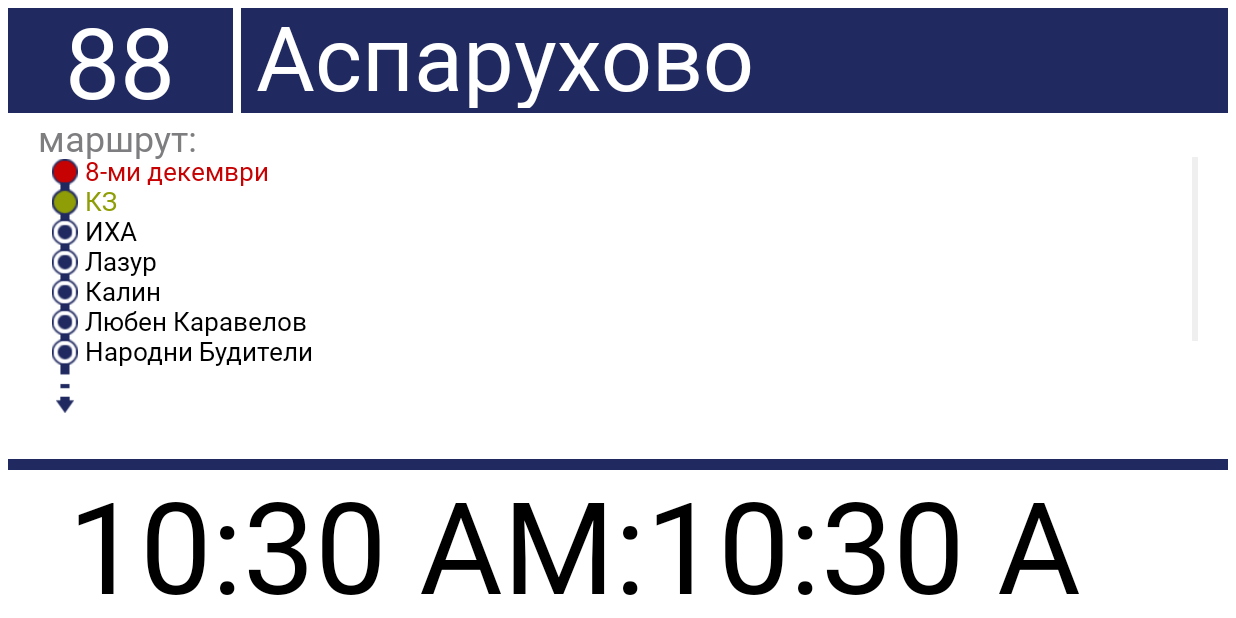
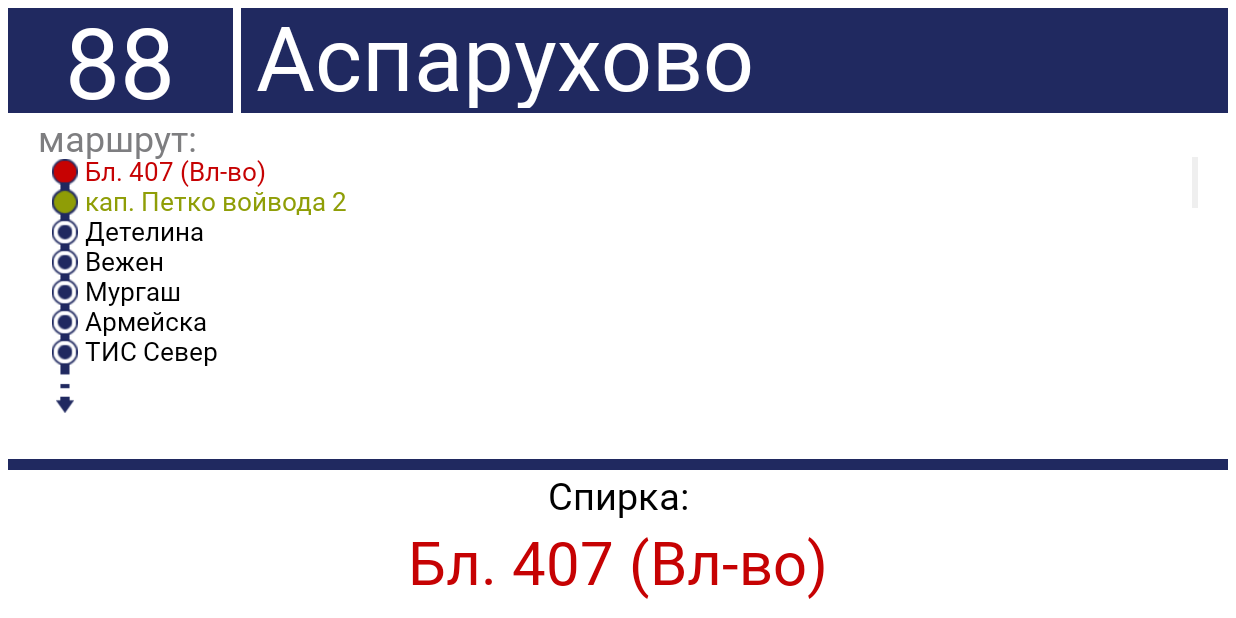
Before and after one commit to kpuc00/T-Navi, an Android app: the RouteActivity screen opened directly, with no data from a screen before it, on a phone screen of 824 x 412 dp (held sideways). Run offline under Robolectric (Android 15) with nearby library versions, the phone set to English and light mode, and no system bars.

Commit message:
route layout implementation WIP

```diff
--- /dev/null
+++ b/app/src/main/java/dev/kstrahilov/tnavi/Direction.kt
@@ -0,0 +1,7 @@
+package dev.kstrahilov.tnavi
+
+class Direction(var title: String, var route: ArrayList<Stop>) {
+    override fun toString(): String {
+        return title
+    }
+}
--- /dev/null
+++ b/app/src/main/java/dev/kstrahilov/tnavi/Line.kt
@@ -0,0 +1,7 @@
+package dev.kstrahilov.tnavi
+
+class Line(var number: String, var directions: ArrayList<Direction>) {
+    override fun toString(): String {
+        return number
+    }
+}
--- a/app/src/main/java/dev/kstrahilov/tnavi/RouteActivity.kt
+++ b/app/src/main/java/dev/kstrahilov/tnavi/RouteActivity.kt
@@ -3,6 +3,7 @@ package dev.kstrahilov.tnavi
 import android.os.Bundle
 import android.view.animation.AlphaAnimation
 import android.view.animation.Animation
+import android.widget.LinearLayout
 import android.widget.ListView
 import android.widget.TextView
 import androidx.appcompat.app.AppCompatActivity
@@ -14,10 +15,13 @@ class RouteActivity : AppCompatActivity() {
     private lateinit var tvLine: TextView
     private lateinit var tvDirection: TextView
     private lateinit var tvTimeColon: TextView
-    private var lvRoute: ListView? = null
-    private var stopListAdapter: StopListAdapter? = null
-    private var route: ArrayList<Stop>? = null
-
+    private lateinit var lvRoute: ListView
+    private lateinit var line: Line
+    private lateinit var route: ArrayList<Stop>
+    private lateinit var stopListAdapter: StopListAdapter
+    private lateinit var rowDateTime: LinearLayout
+    private lateinit var tvNextStopInfoRow: TextView
+    private lateinit var tvStopTitle: TextView
 
     override fun onCreate(savedInstanceState: Bundle?) {
         super.onCreate(savedInstanceState)
@@ -25,41 +29,95 @@ class RouteActivity : AppCompatActivity() {
         hideSystemBars()
         supportActionBar?.hide()
 
+        line = setData()
+
         tvLine = findViewById(R.id.tv_line)
         tvDirection = findViewById(R.id.tv_direction)
         tvTimeColon = findViewById(R.id.time_colon)
         lvRoute = findViewById(R.id.lv_route)
+        rowDateTime = findViewById(R.id.row_datetime)
+        tvNextStopInfoRow = findViewById(R.id.tv_next_stop_info_row)
+        tvStopTitle = findViewById(R.id.tv_stop_title)
 
-        route = ArrayList()
-        route = setDataRoute()
+        route = line.directions[0].route
         stopListAdapter = StopListAdapter(
-            applicationContext, route!!
+            applicationContext, route
         )
-        lvRoute?.adapter = stopListAdapter
+        lvRoute.adapter = stopListAdapter
 
+        tvLine.text = line.toString()
         tvLine.isSelected = true
+
+        tvDirection.text = line.directions[0].toString()
         tvDirection.isSelected = true
 
-        val anim: Animation = AlphaAnimation(0.0f, 1.0f)
-        anim.duration = 1
-        anim.startOffset = 1000
-        anim.repeatMode = Animation.REVERSE
-        anim.repeatCount = Animation.INFINITE
-        tvTimeColon.startAnimation(anim)
+        if (route.size > 0) {
+            val stop = route[0]
+            tvStopTitle.text = stop.toString()
+            tvStopTitle.isSelected = true
+            if (stop.isCurrent) {
+                tvNextStopInfoRow.text = tvNextStopInfoRow.context.getText(R.string.stop_)
+                tvStopTitle.setTextColor(tvStopTitle.context.getColor(R.color.red))
+            } else {
+                tvNextStopInfoRow.text = tvNextStopInfoRow.context.getText(R.string.next_stop_)
+                tvStopTitle.setTextColor(tvStopTitle.context.getColor(R.color.green))
+            }
+        } else {
+            tvStopTitle.text = ""
+        }
+
+        val clockAnim: Animation = AlphaAnimation(0.0f, 1.0f)
+        clockAnim.duration = 1
+        clockAnim.startOffset = 1000
+        clockAnim.repeatMode = Animation.REVERSE
+        clockAnim.repeatCount = Animation.INFINITE
+        tvTimeColon.startAnimation(clockAnim)
+
+        val rowDateTimeAnim: Animation = AlphaAnimation(0.0f, 1.0f)
+        rowDateTimeAnim.duration = 1
+        rowDateTimeAnim.startOffset = 5000
+        rowDateTimeAnim.repeatMode = Animation.REVERSE
+        rowDateTimeAnim.repeatCount = Animation.INFINITE
+        rowDateTime.startAnimation(rowDateTimeAnim)
+
     }
 
-    private fun setDataRoute(): ArrayList<Stop> {
+    private fun setData(): Line {
         val route: ArrayList<Stop> = ArrayList()
-        route.add(Stop("8-ми декември", true, false))
-        route.add(Stop("КЗ", false, true))
-        route.add(Stop("ИХА", false, false))
-        route.add(Stop("Лазур", false, false))
-        route.add(Stop("Калин", false, false))
-        route.add(Stop("Любен Каравелов", false, false))
-        route.add(Stop("Народни Будители", false, false))
-        route.add(Stop("Обръщач тролеи", false, false))
+        route.add(Stop("Бл. 407 (Вл-во)", true, false, null, null))
+        route.add(Stop("кап. Петко войвода 2", false, true, null, null))
+        route.add(Stop("Детелина", false, false, null, null))
+        route.add(Stop("Вежен", false, false, null, null))
+        route.add(Stop("Мургаш", false, false, null, null))
+        route.add(Stop("Армейска", false, false, null, null))
+        route.add(Stop("ТИС Север", false, false, null, null))
+        route.add(Stop("Осъм", false, false, null, null))
+        route.add(Stop("3-ти март", false, false, null, null))
+        route.add(Stop("Искър", false, false, null, null))
+        route.add(Stop("Янтра", false, false, null, null))
+        route.add(Stop("Огоста", false, false, null, null))
+        route.add(Stop("Централна автобаза", false, false, null, null))
+        route.add(Stop("Дом Младост (за Аспарухово)", false, false, null, null))
+        route.add(Stop("8-ми септември", false, false, null, null))
+        route.add(Stop("Техникумите-Сливница", false, false, null, null))
+        route.add(Stop("Трансформатора", false, false, null, null))
+        route.add(Stop("Л.к. Тракия", false, false, null, null))
+        route.add(Stop("Нептун", false, false, null, null))
+        route.add(Stop("Централна поща (за Аспарухово)", false, true, null, null))
+        route.add(Stop("Полиграфия", false, false, null, null))
+        route.add(Stop("8-ми декември", false, false, null, null))
+        route.add(Stop("КЗ", false, false, null, null))
+        route.add(Stop("ИХА", false, false, null, null))
+        route.add(Stop("Лазур", false, false, null, null))
+        route.add(Stop("Калин", false, false, null, null))
+        route.add(Stop("Любен Каравелов", false, false, null, null))
+        route.add(Stop("Народни Будители", false, false, null, null))
+        route.add(Stop("Обръщач тролеи", false, false, null, null))
 
-        return route
+        val directions: ArrayList<Direction> = ArrayList()
+        directions.add(Direction("Аспарухово", route))
+
+        return Line("88", directions)
 
     }
 
--- a/app/src/main/java/dev/kstrahilov/tnavi/Stop.kt
+++ b/app/src/main/java/dev/kstrahilov/tnavi/Stop.kt
@@ -1,4 +1,16 @@
 package dev.kstrahilov.tnavi
 
+import android.location.Location
 
-class Stop(var title: String, var isCurrent: Boolean, var isNext: Boolean)
+
+class Stop(
+    var title: String,
+    var isCurrent: Boolean,
+    var isNext: Boolean,
+    var location: Location?,
+    var announcementFilePath: String?
+) {
+    override fun toString(): String {
+        return title
+    }
+}
--- a/app/src/main/java/dev/kstrahilov/tnavi/StopListAdapter.kt
+++ b/app/src/main/java/dev/kstrahilov/tnavi/StopListAdapter.kt
@@ -1,7 +1,6 @@
 package dev.kstrahilov.tnavi
 
 import android.content.Context
-import android.util.Log
 import android.view.View
 import android.view.ViewGroup
 import android.widget.BaseAdapter
@@ -27,8 +26,6 @@ class StopListAdapter(var context: Context, var arrayList: ArrayList<Stop>) : Ba
         val tvTitle: TextView = view.findViewById(R.id.tv_title)
 
         val stop: Stop = arrayList[p0]
-        Log.d("stop data current", stop.isCurrent.toString())
-        Log.d("stop data stop", stop.isNext.toString())
         if (stop.isCurrent) {
             ivStop.setImageResource(R.drawable.tekushta_spirka)
             tvTitle.setTextColor(tvTitle.context.getColor(R.color.red))
--- a/app/src/main/res/layout/activity_route.xml
+++ b/app/src/main/res/layout/activity_route.xml
@@ -128,12 +128,54 @@
             android:background="@color/blue" />
     </LinearLayout>
 
+    <androidx.constraintlayout.widget.ConstraintLayout
+        android:id="@+id/row_stop_info"
+        android:layout_width="match_parent"
+        android:layout_height="90dp"
+        app:layout_constraintBottom_toBottomOf="parent"
+        app:layout_constraintEnd_toEndOf="parent"
+        app:layout_constraintStart_toStartOf="parent">
+
+        <TextView
+            android:id="@+id/tv_next_stop_info_row"
+            android:layout_width="wrap_content"
+            android:layout_height="wrap_content"
+            android:fontFamily="@font/arial"
+            android:includeFontPadding="false"
+            android:text="@string/next_stop_"
+            android:textColor="@color/black"
+            android:textSize="25sp"
+            app:layout_constraintEnd_toEndOf="parent"
+            app:layout_constraintStart_toStartOf="parent"
+            app:layout_constraintTop_toTopOf="parent" />
+
+        <TextView
+            android:id="@+id/tv_stop_title"
+            android:layout_width="wrap_content"
+            android:layout_height="wrap_content"
+            android:ellipsize="marquee"
+            android:fontFamily="@font/arialbd"
+            android:includeFontPadding="false"
+            android:marqueeRepeatLimit="marquee_forever"
+            android:maxLines="1"
+            android:singleLine="true"
+            android:text="@string/template_stop_title"
+            android:textColor="@color/green"
+            android:textSize="40sp"
+            app:layout_constraintBottom_toBottomOf="parent"
+            app:layout_constraintEnd_toEndOf="parent"
+            app:layout_constraintStart_toStartOf="parent"
+            app:layout_constraintTop_toBottomOf="@id/tv_next_stop_info_row" />
+
+    </androidx.constraintlayout.widget.ConstraintLayout>
+
     <LinearLayout
         android:id="@+id/row_datetime"
         android:layout_width="match_parent"
         android:layout_height="90dp"
-        android:layout_marginHorizontal="40dp"
+        android:background="@color/white"
         android:orientation="horizontal"
+        android:paddingHorizontal="40dp"
         app:layout_constraintBottom_toBottomOf="parent"
         app:layout_constraintEnd_toEndOf="parent"
         app:layout_constraintStart_toStartOf="parent">
--- a/app/src/main/res/values/strings.xml
+++ b/app/src/main/res/values/strings.xml
@@ -13,7 +13,10 @@
     <string name="template_day">01</string>
     <string name="template_month">януари</string>
     <string name="template_year">2022</string>
-    <string name="template_line">88</string>
-    <string name="template_direction">Аспарухово</string>
+    <string name="template_line">999</string>
+    <string name="template_direction">ТЕСТ ДРАЙВ</string>
     <string name="template_stop">Бл. 407 /Вл-во/</string>
+    <string name="next_stop_">Следваща спирка:</string>
+    <string name="stop_">Спирка:</string>
+    <string name="template_stop_title">Централна поща (за Аспарухово)</string>
 </resources>
```
